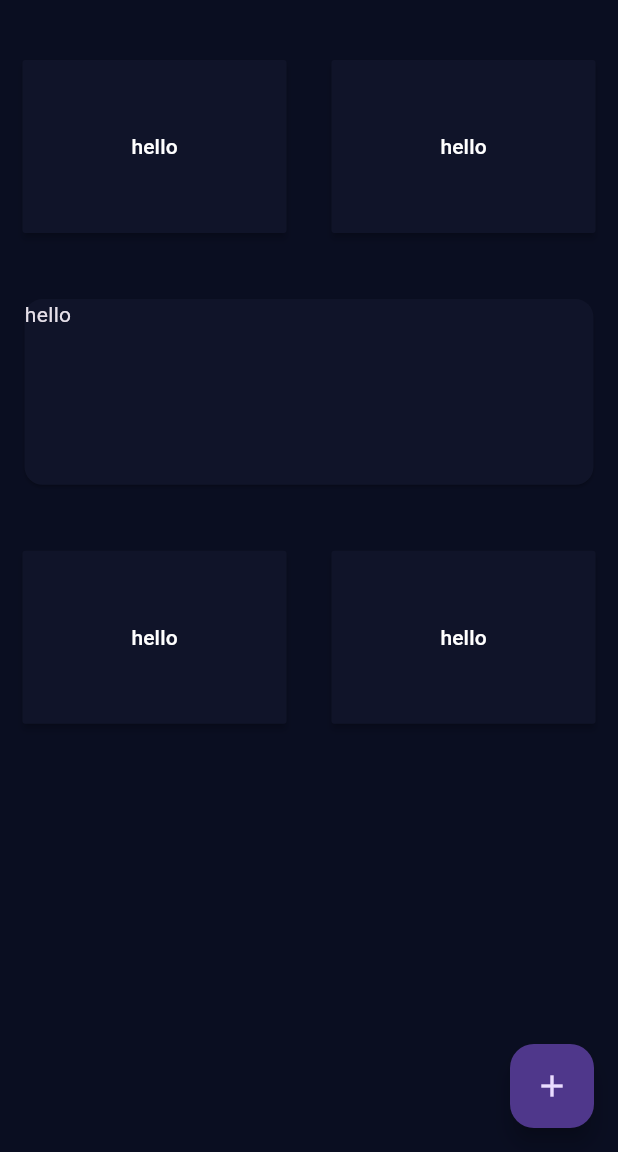
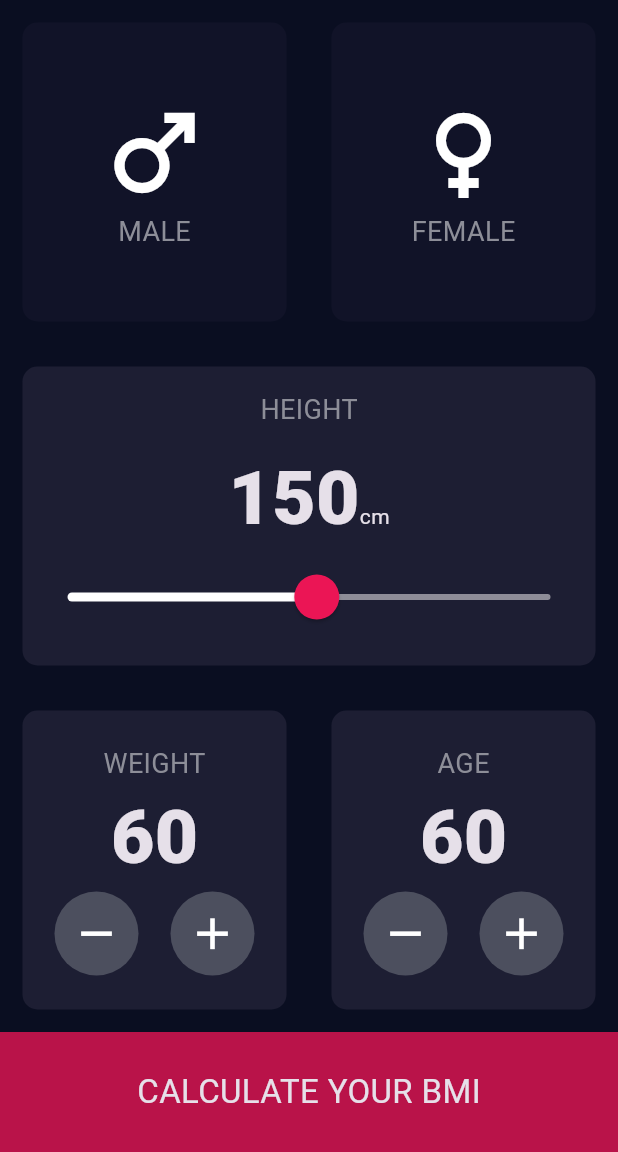
Before and after one commit to Genboyz/Flutter, a Flutter app: the screen it shows after launch, on a phone screen of 412 x 824 dp, the part 84-1236 px from its top. Run offline on Flutter 3.47's test engine with Material 3 defaults, Android fonts, the phone set to English and light mode, and no system bars; our stand-ins replace audioplayers, get, lottie, rflutter_alert.

Commit message:
page updates

```diff
--- /dev/null
+++ b/BMI calculator/lib/RoundIcon.dart
@@ -0,0 +1,21 @@
+import 'package:flutter/material.dart';
+
+class RoundIcon extends StatelessWidget {
+  const RoundIcon({required this.onpress, required this.icon});
+  final VoidCallback onpress;
+  final IconData icon;
+  @override
+  Widget build(BuildContext context) {
+    return RawMaterialButton(
+        shape: CircleBorder(),
+        elevation: 0,
+        child: Icon(
+          icon,
+          color: Colors.white,
+          size: 35,
+        ),
+        constraints: BoxConstraints.tightFor(width: 56, height: 56),
+        fillColor: Color(0xFF4C4F5E),
+        onPressed: onpress);
+  }
+}
--- /dev/null
+++ b/BMI calculator/lib/cardContent.dart
@@ -0,0 +1,23 @@
+import 'package:bmi_calculator/constants.dart';
+import 'package:flutter/material.dart';
+
+class genderOptionCard extends StatelessWidget {
+  genderOptionCard({required this.text, required this.genderIcon});
+  final String text;
+  final Icon genderIcon;
+
+
+  @override
+  Widget build(BuildContext context) {
+    return Column(
+      mainAxisAlignment: MainAxisAlignment.center,
+      children: [
+        genderIcon,
+        Text(
+          text,
+          style: labelstyle,
+        ),
+      ],
+    );
+  }
+}
--- /dev/null
+++ b/BMI calculator/lib/constants.dart
@@ -0,0 +1,11 @@
+import 'package:flutter/material.dart';
+
+const Color activeColor = Color(0xFF1D1E33);
+const Color inActiveColor = Color(0xFF111328);
+
+const labelstyle = TextStyle(
+  fontSize: 18,
+  color: Color(0xFF8D8E98),
+);
+
+const fontSize = TextStyle(fontSize: 50, fontWeight: FontWeight.w900,);
--- a/BMI calculator/lib/home_page.dart
+++ b/BMI calculator/lib/home_page.dart
@@ -1,4 +1,10 @@
+import 'package:bmi_calculator/twoCard.dart';
 import 'package:flutter/material.dart';
+import 'cardContent.dart';
+import 'constants.dart';
+import 'reusableCard.dart';
+
+enum Gender { male, female }
 
 class InputPage extends StatefulWidget {
   @override
@@ -6,6 +12,9 @@ class InputPage extends StatefulWidget {
 }
 
 class _InputPageState extends State<InputPage> {
+  Gender? SelectedGender;
+  int sliderValue = 150;
+  int weight = 60;
   @override
   Widget build(BuildContext context) {
     return Scaffold(
@@ -14,74 +23,136 @@ class _InputPageState extends State<InputPage> {
       ),
       body: Column(
         children: [
-          SizedBox(
-            height: 25,
+          Expanded(
+            child: Row(
+              children: [
+                Expanded(
+                  child: ResuableCard(
+                    onpress: () {
+                      setState(() {
+                        SelectedGender = Gender.male;
+                      });
+                    },
+                    colour: SelectedGender == Gender.male
+                        ? activeColor
+                        : inActiveColor,
+                    cardcontent: genderOptionCard(
+                      text: "MALE",
+                      genderIcon: Icon(
+                        Icons.male,
+                        size: 80,
+                      ),
+                    ),
+                  ),
+                ),
+                Expanded(
+                  child: ResuableCard(
+                    onpress: () {
+                      setState(() {
+                        SelectedGender = Gender.female;
+                      });
+                    },
+                    colour: SelectedGender == Gender.female
+                        ? activeColor
+                        : inActiveColor,
+                    cardcontent: genderOptionCard(
+                      text: "FEMALE",
+                      genderIcon: Icon(
+                        Icons.female,
+                        size: 80,
+                      ),
+                    ),
+                  ),
+                ),
+              ],
+            ),
           ),
-          Row(
-            children: [
-              Expanded(
-                  child: Padding(
-                padding: const EdgeInsets.all(15.0),
-                child: MaterialButton(
-                    height: MediaQuery.of(context).size.height * 0.14,
-                    color: Color.fromARGB(255, 16, 20, 41),
-                    onPressed: () {},
-                    child: Text("hello")),
-              )),
-              Expanded(
-                  child: Padding(
-                padding: const EdgeInsets.all(15.0),
-                child: MaterialButton(
-                    height: MediaQuery.of(context).size.height * 0.14,
-                    minWidth: MediaQuery.of(context).size.width * 0.14,
-                    color: Color.fromARGB(255, 16, 20, 41),
-                    onPressed: () {},
-                    child: Text("hello")),
-              )),
-            ],
+          Expanded(
+            child: ResuableCard(
+              colour: activeColor,
+              cardcontent: Column(
+                mainAxisAlignment: MainAxisAlignment.center,
+                children: [
+                  Text(
+                    "HEIGHT",
+                    style: labelstyle,
+                  ),
+                  SizedBox(
+                    height: 10,
+                  ),
+                  Center(
+                    child: Row(
+                      mainAxisAlignment: MainAxisAlignment.center,
+                      crossAxisAlignment: CrossAxisAlignment.baseline,
+                      textBaseline: TextBaseline.alphabetic,
+                      children: [
+                        Text(
+                          '$sliderValue',
+                          style: fontSize,
+                        ),
+                        Text(
+                          'cm',
+                        )
+                      ],
+                    ),
+                  ),
+                  SliderTheme(
+                    data: SliderTheme.of(context).copyWith(
+                      activeTrackColor: Color.fromARGB(255, 255, 255, 255),
+                      thumbColor: Color(0xFFEB1555),
+                      overlayColor: Color(0x29EB1555),
+                      thumbShape: RoundSliderThumbShape(enabledThumbRadius: 15),
+                      overlayShape: RoundSliderOverlayShape(overlayRadius: 30),
+                    ),
+                    child: Slider(
+                      min: 54,
+                      max: 240,
+                      //activeColor: Color.fromARGB(255, 255, 255, 255),
+                      inactiveColor: Color(0xFF8E8D98),
+                      value: sliderValue.toDouble(),
+                      onChanged: (double value) {
+                        setState(() {
+                          sliderValue = value.round();
+                        });
+                      },
+                    ),
+                  ),
+                ],
+              ),
+            ),
           ),
-          SizedBox(
-            height: 25,
+          Expanded(
+            child: Row(
+              children: [
+                Expanded(
+                  child: ResuableCard(
+                      colour: activeColor,
+                      cardcontent: TwoCards(
+                        labels: "WEIGHT",
+                      )),
+                ),
+                Expanded(
+                  child: ResuableCard(
+                      colour: activeColor,
+                      cardcontent: TwoCards(
+                        labels: "AGE",
+                      )),
+                ),
+              ],
+            ),
           ),
           Container(
-            width: MediaQuery.of(context).size.width * 0.94,
-            height: MediaQuery.of(context).size.height * 0.16,
-            child: Card(
-              color: Color.fromARGB(255, 16, 20, 41),
-              child: Text("hello"),
+            child: Center(
+              child: Text("CALCULATE YOUR BMI",
+                  style: TextStyle(
+                    fontSize: 22,
+                  )),
             ),
-          ),
-          SizedBox(
-            height: 25,
-          ),
-          Row(
-            children: [
-              Expanded(
-                  child: Padding(
-                padding: const EdgeInsets.all(15.0),
-                child: MaterialButton(
-                    height: MediaQuery.of(context).size.height * 0.14,
-                    color: Color.fromARGB(255, 16, 20, 41),
-                    onPressed: () {},
-                    child: Text("hello")),
-              )),
-              Expanded(
-                  child: Padding(
-                padding: const EdgeInsets.all(15.0),
-                child: MaterialButton(
-                    height: MediaQuery.of(context).size.height * 0.14,
-                    minWidth: MediaQuery.of(context).size.width * 0.14,
-                    color: Color.fromARGB(255, 16, 20, 41),
-                    onPressed: () {},
-                    child: Text("hello")),
-              )),
-            ],
+            color: Color.fromARGB(198, 235, 21, 85),
+            width: double.infinity,
+            height: 80,
           ),
         ],
-      ),
-      floatingActionButton: FloatingActionButton(
-        onPressed: (){},
-        child: Icon(Icons.add),
       ),
     );
   }
--- /dev/null
+++ b/BMI calculator/lib/reusableCard.dart
@@ -0,0 +1,23 @@
+import 'package:flutter/material.dart';
+
+class ResuableCard extends StatelessWidget {
+  final Color colour;
+  final Widget cardcontent;
+  final void Function()? onpress;
+  ResuableCard({required this.colour, required this.cardcontent, this.onpress});
+
+  @override
+  Widget build(BuildContext context) {
+    return GestureDetector(
+      onTap: onpress,
+      child: Container(
+        child: cardcontent,
+        margin: EdgeInsets.all(15),
+        decoration: BoxDecoration(
+          borderRadius: BorderRadius.circular(10),
+          color: colour,
+        ),
+      ),
+    );
+  }
+}
--- /dev/null
+++ b/BMI calculator/lib/twoCard.dart
@@ -0,0 +1,56 @@
+import 'package:flutter/material.dart';
+import 'RoundIcon.dart';
+import 'constants.dart';
+
+
+class TwoCards extends StatefulWidget {
+  const TwoCards({
+    super.key,
+    required this.labels,
+  });
+  //final int Values;
+  final String labels;
+  @override
+  State<TwoCards> createState() => _TwoCardsState();
+}
+
+class _TwoCardsState extends State<TwoCards> {
+  int current = 60;
+  @override
+  Widget build(BuildContext context) {
+    return Column(
+      mainAxisAlignment: MainAxisAlignment.center,
+      children: [
+        Text(
+          widget.labels,
+          style: labelstyle,
+        ),
+        Text(
+          "$current",
+          style: fontSize,
+        ),
+        Row(
+          mainAxisAlignment: MainAxisAlignment.spaceEvenly,
+          children: [
+            RoundIcon(
+              onpress: () {
+                setState(() {
+                  current--;
+                });
+              },
+              icon: Icons.remove,
+            ),
+            RoundIcon(
+              onpress: () {
+                setState(() {
+                  current++;
+                });
+              },
+              icon: Icons.add,
+            ),
+          ],
+        )
+      ],
+    );
+  }
+}
```
